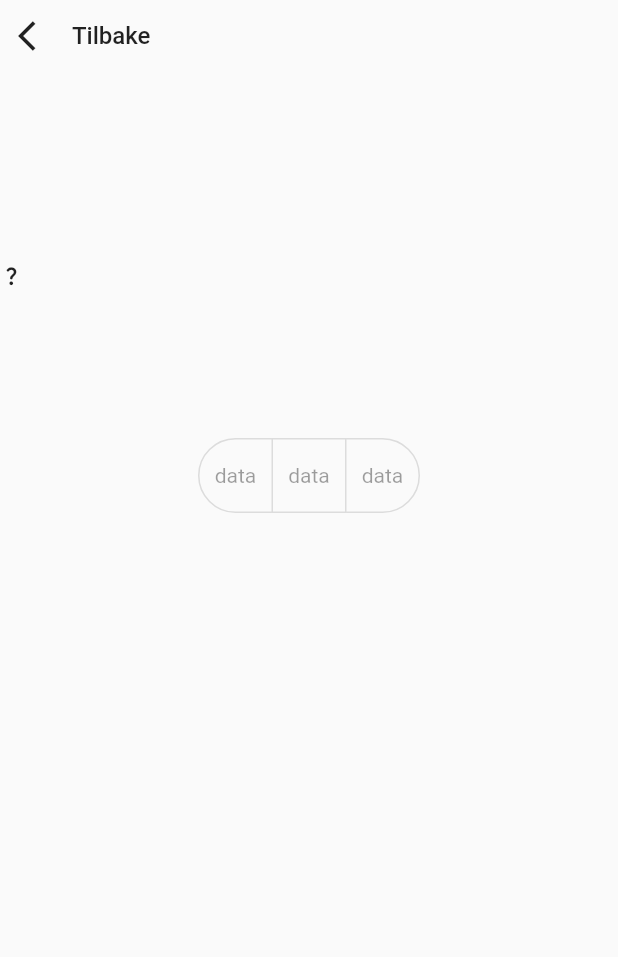
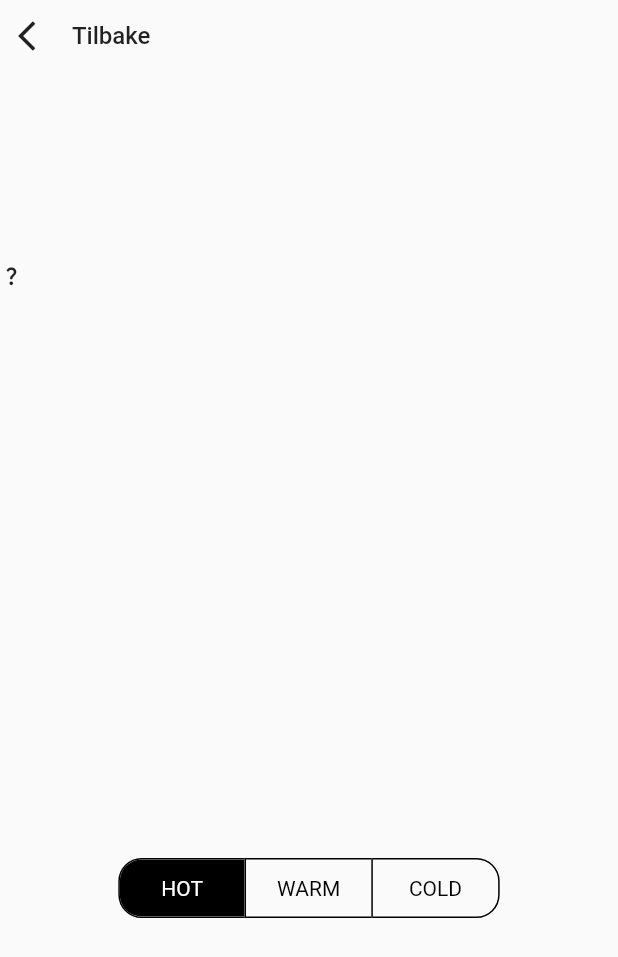
Before and after one commit to GrammersTechnology/Energy-App, a Flutter app: the DetailedGraph widget shown alone on an empty page, opened directly with empty values, on a phone screen of 412 x 824 dp. Shown: the top 957 px of the screen. Run offline on Flutter 3.47's test engine with Material 2 defaults, Android fonts, the phone set to English and light mode, and no system bars; our stand-ins replace cloud_firestore, csv, dio, firebase_auth, firebase_core, firebase_storage and 9 more; accounts and stored records are empty; network calls fail.

Commit message:
on board updated

```diff
--- a/lib/features/home/controller/stepper_controller.dart
+++ b/lib/features/home/controller/stepper_controller.dart
@@ -1,3 +1,6 @@
+import 'dart:developer';
+
+import 'package:demo/features/home/controller/home_controller.dart';
 import 'package:demo/features/home/model/home_model.dart';
 import 'package:demo/features/home/services/home_services.dart';
 import 'package:flutter_riverpod/flutter_riverpod.dart';
@@ -15,13 +18,25 @@ class StepperController {
   }
 
   Future<List<GraphData>> stepperGrahData() async {
+    log("stepperrrrrrr");
     GraphData temp = GraphData(x: 0, y: 0);
     final perf = await SharedPreferences.getInstance();
     final zone = perf.getString("zone");
     // const zone = "1";
-
-    final result =
-        (await HomeScreenServicesScreen().stepperGraphDetailsApi(zone))!;
+    String? currentDate;
+    final date = DateTime.now();
+    log(HomeController().toggelBool.toString());
+    if (HomeController().toggelBool.first == true) {
+      currentDate =
+          "${date.year}/${date.month.toString().padLeft(2, '0')}-${date.day.toString().padLeft(2, '0')}";
+    } else {
+      final nextDay = date.add(Duration(days: 1));
+      currentDate =
+          "${nextDay.year}/${nextDay.month.toString().padLeft(2, '0')}-${nextDay.day.toString().padLeft(2, '0')}";
+      log("next date$currentDate");
+    }
+    final result = (await HomeScreenServicesScreen()
+        .stepperGraphDetailsApi(zone, currentDate))!;
     if (result.isNotEmpty) {
       stepLineGraph.clear();
       for (int i = 0; i < result.length; i++) {
--- a/lib/features/home/services/home_services.dart
+++ b/lib/features/home/services/home_services.dart
@@ -4,21 +4,16 @@ import 'dart:developer';
 
 import 'package:demo/features/home/model/home_model.dart';
 import 'package:dio/dio.dart';
-import 'package:shared_preferences/shared_preferences.dart';
 
 import '../../../utils/const/api_error_helper.dart';
 import '../../../utils/const/api_urls.dart';
 
 class HomeScreenServicesScreen {
-  Future<List<dynamic>?> stepperGraphDetailsApi(zone) async {
-    final date = DateTime.now();
-    final currentDate =
-        "${date.year}/${date.month.toString().padLeft(2, '0')}-${date.day.toString().padLeft(2, '0')}";
+  Future<List<dynamic>?> stepperGraphDetailsApi(zone, currentDate) async {
     log('${"$stepperGraphUrl${currentDate}_" + zone}.json');
     try {
       Response response =
           await Dio().get("${"$stepperGraphUrl${currentDate}_" + zone}.json");
-      print(response.data);
 
       if (response.statusCode == 200) {
         // print(response.statusCode);
--- a/lib/features/home/widgets/detailed_graph.dart
+++ b/lib/features/home/widgets/detailed_graph.dart
@@ -1,26 +1,33 @@
+import 'package:demo/features/home/widgets/column_graphwidget.dart';
+import 'package:demo/features/home/widgets/stepper_graph.dart';
 import 'package:demo/utils/const/space_helper.dart';
 import 'package:flutter/material.dart';
+import 'package:flutter_riverpod/flutter_riverpod.dart';
 
-class DetailedGraph extends StatelessWidget {
+import '../controller/home_controller.dart';
+
+class DetailedGraph extends ConsumerWidget {
   DetailedGraph(
       {super.key,
-      required this.child,
+      // required this.child,
       required this.title,
       required this.iconDetails,
       required this.details,
       required this.onPress});
-  Widget child;
+  // Widget child;
   String title;
   String details;
   String iconDetails;
   void Function() onPress;
   @override
-  Widget build(BuildContext context) {
+  Widget build(BuildContext context, WidgetRef ref) {
+    final homeRepository = ref.watch(homeControllerProvider);
+    final columnBarState = ref.watch(showHomeControllerBoolStateProvider);
+
     return SafeArea(
         child: Column(crossAxisAlignment: CrossAxisAlignment.start, children: [
       Row(children: [
-          IconButton(
-              onPressed: onPress, icon: const Icon(Icons.arrow_back_ios)),
+        IconButton(onPressed: onPress, icon: const Icon(Icons.arrow_back_ios)),
         const Text(
           'Tilbake',
           style: TextStyle(fontSize: 16, fontWeight: FontWeight.w500),
@@ -50,17 +57,78 @@ class DetailedGraph extends StatelessWidget {
         ],
       ),
       vSpaceLarge,
-        child,
+      homeRepository.toggelBool.first
+          ? StepperGraphWidget()
+          : homeRepository.toggelBool.last
+              ? ColumnGraphWidget()
+              : StepperGraphWidget(),
       vSpaceLarge,
-        Center(
+      Container(
+          width: 600,
+          height: 80,
+          alignment: Alignment.center,
+          margin: const EdgeInsets.all(10),
+          padding: const EdgeInsets.all(20),
           child: ToggleButtons(
             borderColor: Colors.black,
-              selectedColor: Colors.black,
-              borderRadius: BorderRadius.circular(30),
-              isSelected: const [true, true, false],
-              children: const [Text("data"), Text("data"), Text("data")]),
+            fillColor: Colors.black,
+            borderRadius: BorderRadius.circular(15),
+            selectedColor: Colors.white,
+            selectedBorderColor: Colors.black,
+            onPressed: (int index) async {
+              final newStates = await homeRepository.changToggleButn(index);
+
+              // showHomeControllerBoolStateProvider.read(context).state =
+              //     newStates;
+
+              ref.read(showHomeControllerBoolStateProvider.notifier).state =
+                  newStates;
+
+              print(index.toString());
+            },
+            isSelected: homeRepository.toggelBool,
+            children: <Widget>[
+              SizedBox(
+                  width: (MediaQuery.of(context).size.width - 38) / 4.5,
+                  child: Row(
+                    mainAxisAlignment: MainAxisAlignment.center,
+                    children: <Widget>[
+                      Text(
+                        "HOT",
+                        style: TextStyle(
+                            color: homeRepository.toggelBool.first == true
+                                ? Colors.white
+                                : Colors.black),
                       )
-      ]),
-    );
+                    ],
+                  )),
+              SizedBox(
+                  width: (MediaQuery.of(context).size.width - 36) / 4.5,
+                  child: Row(
+                    mainAxisAlignment: MainAxisAlignment.center,
+                    children: <Widget>[
+                      Text("WARM",
+                          style: TextStyle(
+                              color: homeRepository.toggelBool.first ||
+                                      homeRepository.toggelBool.last
+                                  ? Colors.black
+                                  : Colors.white))
+                    ],
+                  )),
+              SizedBox(
+                  width: (MediaQuery.of(context).size.width - 36) / 4.5,
+                  child: Row(
+                    mainAxisAlignment: MainAxisAlignment.center,
+                    children: <Widget>[
+                      Text("COLD",
+                          style: TextStyle(
+                              color: homeRepository.toggelBool.last == true
+                                  ? Colors.white
+                                  : Colors.black))
+                    ],
+                  )),
+            ],
+          )),
+    ]));
   }
 }
--- a/lib/features/home/widgets/stepper_graph.dart
+++ b/lib/features/home/widgets/stepper_graph.dart
@@ -1,4 +1,5 @@
 import 'dart:async';
+import 'dart:developer';
 
 import 'package:demo/features/home/controller/stepper_controller.dart';
 import 'package:demo/features/home/model/home_model.dart';
@@ -8,40 +9,69 @@ import 'package:flutter_riverpod/flutter_riverpod.dart';
 import 'package:syncfusion_flutter_charts/charts.dart';
 
 class StepperGraphWidget extends ConsumerWidget {
-  const StepperGraphWidget({
+  StepperGraphWidget({
     Key? key,
   }) : super(key: key);
+  List<GraphData> data = [];
 
   @override
   Widget build(BuildContext context, WidgetRef ref) {
-    Timer.periodic(const Duration(minutes: 30), (timer) {
-      final stepperRepository = ref.watch(stepperGraphControllerProvider);
-      stepperRepository.stepperGrahData();
-    });
+    final stepperRepository = ref.watch(stepperGraphControllerProvider);
+
+    log("message");
     return SizedBox(
-      width: double.infinity,
-      height: 250,
-      child: ref.watch(stepperProvider).when(
-            data: (data) {
+        width: double.infinity,
+        height: 250,
+        child: FutureBuilder(
+          future: stepperRepository.stepperGrahData(),
+          builder: (context, snapshot) {
+            if (snapshot.hasError) {
+              Text("error");
+            } else if (snapshot.connectionState == ConnectionState.waiting) {
+              return Center(child: CircularProgressIndicator());
+            } else if (snapshot.hasData) {
               return SfCartesianChart(
                 primaryXAxis: CategoryAxis(title: AxisTitle(text: "")),
                 series: <ChartSeries>[
                   StepLineSeries<GraphData, String>(
-                    dataSource: data,
+                    dataSource: snapshot.data ?? [],
                     xValueMapper: (GraphData sales, _) => sales.x.toString(),
                     yValueMapper: (GraphData sales, _) => sales.y,
                     // dataLabelSettings: DataLabelSettings(isVisible: true)
                   )
                 ],
               );
-            },
-            error: (error, stackTrace) => const SafeArea(
-                child: Center(child: Text("Something went wrong"))),
-            loading: () {
-              return const SafeArea(
-                  child: Center(child: CircularProgressIndicator()));
-            },
-          ),
-    );
+              // List<GraphData> datadds = [];
+              // datadds == snapshot.data;
+              // log(snapshot.data.toString() + "FFFFFFFFFFFFFFf");
+              // log(datadds.toString());
+            }
+            return SizedBox();
+          },
+        )
+
+        // ref.read(stepperProvider).when(
+        //       data: (data) {
+        //         log("hhhhhhhhhhhhhhh");
+        //         return SfCartesianChart(
+        //           primaryXAxis: CategoryAxis(title: AxisTitle(text: "")),
+        //           series: <ChartSeries>[
+        //             StepLineSeries<GraphData, String>(
+        //               dataSource: data,
+        //               xValueMapper: (GraphData sales, _) => sales.x.toString(),
+        //               yValueMapper: (GraphData sales, _) => sales.y,
+        //               // dataLabelSettings: DataLabelSettings(isVisible: true)
+        //             )
+        //           ],
+        //         );
+        //       },
+        //       error: (error, stackTrace) => const SafeArea(
+        //           child: Center(child: Text("Something went wrong"))),
+        //       loading: () {
+        //         return const SafeArea(
+        //             child: Center(child: CircularProgressIndicator()));
+        //       },
+        //     ),
+        );
   }
 }
--- a/lib/utils/const/widgets/new_box.dart
+++ b/lib/utils/const/widgets/new_box.dart
@@ -8,6 +8,8 @@ class NewBox extends StatelessWidget {
   @override
   Widget build(BuildContext context) {
     return Container(
+      width: double.infinity,
+      height: 240,
       padding: const EdgeInsets.all(8),
       decoration: BoxDecoration(
         color: Colors.white,
--- a/lib/utils/controller/provider.dart
+++ b/lib/utils/controller/provider.dart
@@ -1,3 +1,5 @@
+import 'dart:developer';
+
 import 'package:demo/features/auth/controller/auth_controller.dart';
 import 'package:demo/features/home/controller/column_controller.dart';
 
```
Also changed, not shown: lib/features/home/controller/home_controller.dart (added, +29 -0 lines), lib/features/home/home_screen.dart (+7 -7 lines), lib/features/home/widgets/home_screen_widget.dart (+12 -12 lines). Lines whose indentation alone changed are shown as unchanged.
